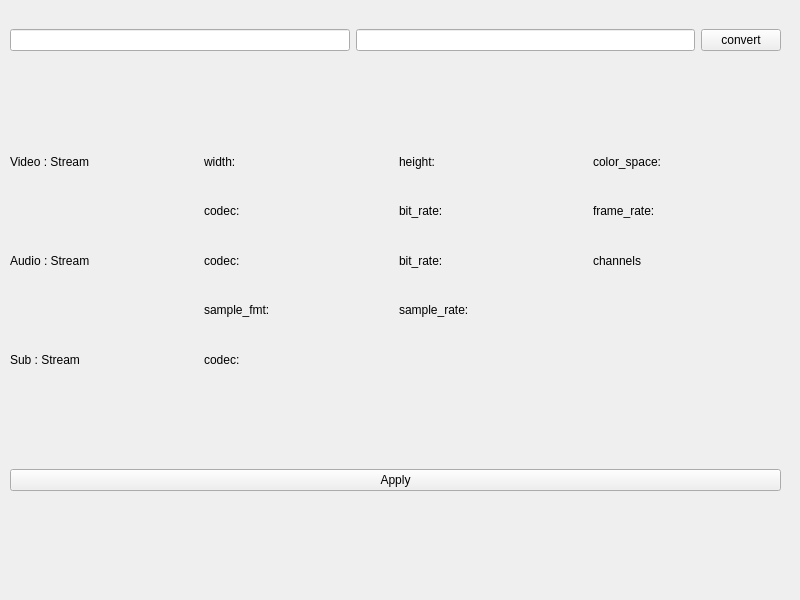
First picture: the form in widget.ui, repository JackLau1222/OpenConverter, before the edit.
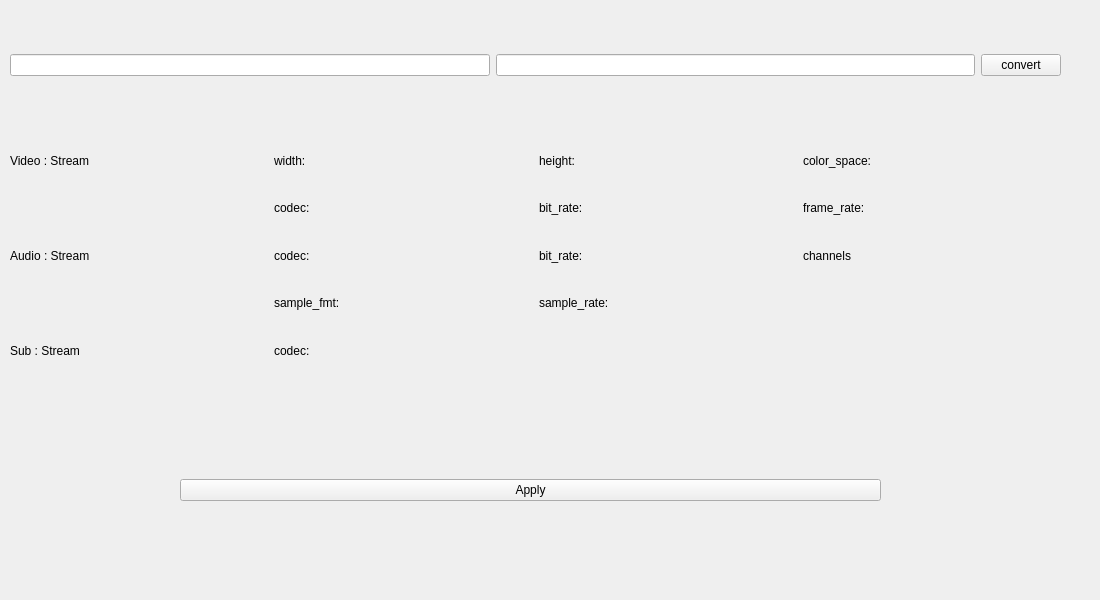
Second picture: the form after the edit.

Commit message: Update variable naming.

What changed in the file:
```diff
--- a/widget.ui
+++ b/widget.ui
@@ -6,7 +6,7 @@
    <rect>
     <x>0</x>
     <y>0</y>
-    <width>800</width>
+    <width>1100</width>
     <height>600</height>
    </rect>
   </property>
@@ -17,9 +17,9 @@
    <property name="geometry">
     <rect>
      <x>10</x>
-     <y>0</y>
-     <width>771</width>
-     <height>81</height>
+     <y>20</y>
+     <width>1051</width>
+     <height>91</height>
     </rect>
    </property>
    <layout class="QHBoxLayout" name="horizontalLayout">
@@ -51,8 +51,8 @@
     <rect>
      <x>10</x>
      <y>140</y>
-     <width>771</width>
-     <height>241</height>
+     <width>1051</width>
+     <height>231</height>
     </rect>
    </property>
    <layout class="QGridLayout" name="gridLayout">
@@ -166,10 +166,10 @@
   <widget class="QWidget" name="horizontalLayoutWidget_2">
    <property name="geometry">
     <rect>
-     <x>10</x>
-     <y>440</y>
-     <width>771</width>
-     <height>80</height>
+     <x>180</x>
+     <y>450</y>
+     <width>701</width>
+     <height>81</height>
     </rect>
    </property>
    <layout class="QHBoxLayout" name="horizontalLayout_2">
```
Left out of the diff: 44 changed lines with no effect on the pictures. The commit also changes 1 other file.
